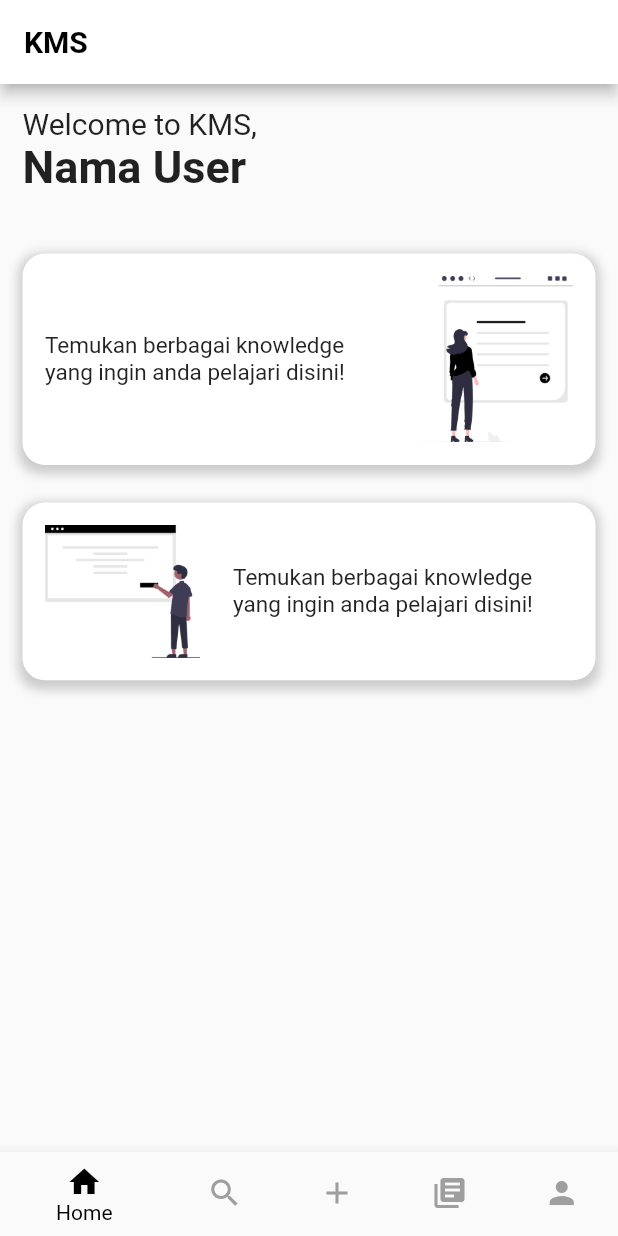
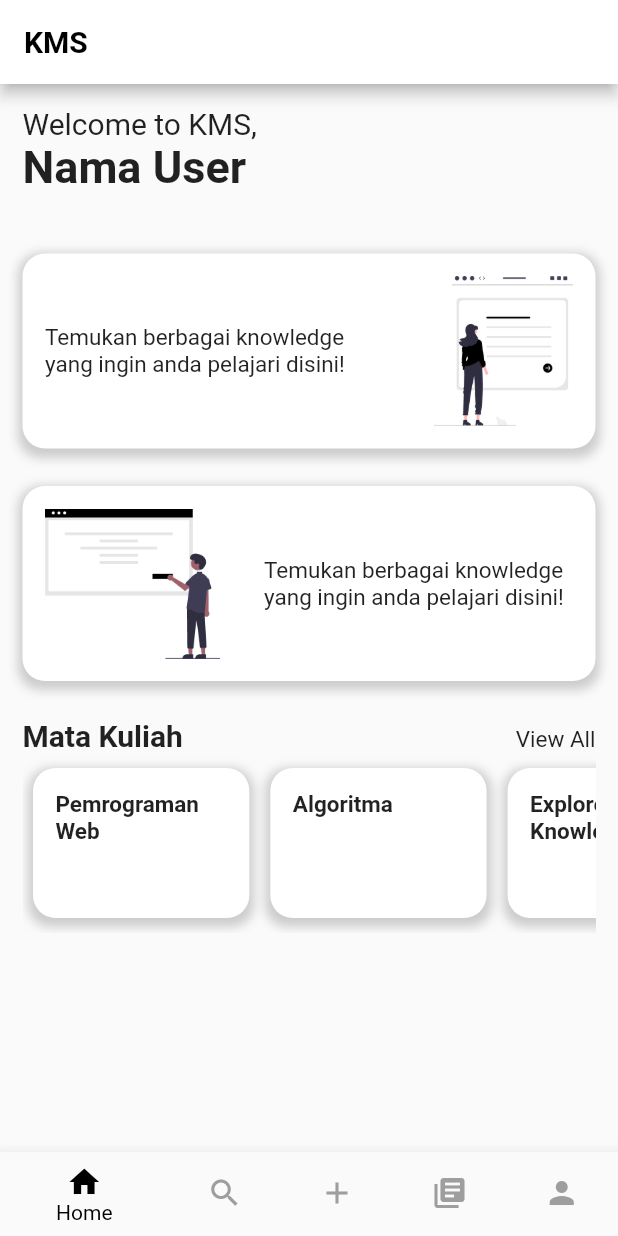
Before and after one commit to AlvinIndrawan/my_kms_repo, a Flutter app: the screen it shows after launch, on a phone screen of 412 x 824 dp. Run offline on Flutter 3.47's test engine with Material 2 defaults, Android fonts, the phone set to English and light mode, and no system bars.

Commit message:
Update Homepage UI

```diff
--- a/lib/main.dart
+++ b/lib/main.dart
@@ -13,6 +13,7 @@ class MyApp extends StatelessWidget {
     return MaterialApp(
       // Application name
       title: 'KMS',
+      debugShowCheckedModeBanner: false,
       // Application theme data, you can set the colors for the application as
       // you want
       theme: ThemeData(
--- a/lib/pages/home/home.dart
+++ b/lib/pages/home/home.dart
@@ -4,6 +4,7 @@ class Home extends StatelessWidget {
   @override
   Widget build(BuildContext context) {
     return ListView(
+      scrollDirection: Axis.vertical,
       padding: EdgeInsets.all(15),
       children: [
         Text(
@@ -40,7 +41,7 @@ class Home extends StatelessWidget {
           child: Row(
             children: [
               Container(
-                width: MediaQuery.of(context).size.width * 0.55,
+                width: MediaQuery.of(context).size.width * 0.5,
                 child: Text(
                   'Temukan berbagai knowledge yang ingin anda pelajari disini!',
                   style: TextStyle(
@@ -51,8 +52,9 @@ class Home extends StatelessWidget {
               Spacer(),
               Image.asset(
                 'assets/images/image1.png',
-                width: MediaQuery.of(context).size.width *
-                    0.25, // Set the height if needed
+                height: 100,
+                // width: MediaQuery.of(context).size.width *
+                //     0.25, // Set the height if needed
               )
             ],
           ),
@@ -79,12 +81,13 @@ class Home extends StatelessWidget {
             children: [
               Image.asset(
                 'assets/images/image2.png',
-                width: MediaQuery.of(context).size.width *
-                    0.25, // Set the height if needed
+                height: 100,
+                // width: MediaQuery.of(context).size.width *
+                //     0.25, // Set the height if needed
               ),
               Spacer(),
               Container(
-                width: MediaQuery.of(context).size.width * 0.55,
+                width: MediaQuery.of(context).size.width * 0.5,
                 child: Text(
                   'Temukan berbagai knowledge yang ingin anda pelajari disini!',
                   style: TextStyle(
@@ -94,7 +97,118 @@ class Home extends StatelessWidget {
               ),
             ],
           ),
-        )
+        ),
+        SizedBox(
+          height: 25,
+        ),
+        Row(
+          crossAxisAlignment: CrossAxisAlignment.end,
+          children: [
+            Text(
+              'Mata Kuliah',
+              style: TextStyle(
+                fontSize: 20,
+                fontWeight: FontWeight.bold,
+              ),
+            ),
+            Spacer(),
+            Text(
+              'View All',
+              style: TextStyle(
+                fontSize: 15,
+              ),
+            ),
+          ],
+        ),
+        SizedBox(
+          height: 120,
+          child: ListView(
+            scrollDirection: Axis.horizontal,
+            children: [
+              Container(
+                padding: EdgeInsets.all(15),
+                margin: EdgeInsets.symmetric(horizontal: 7, vertical: 10),
+                height: 100,
+                width: MediaQuery.of(context).size.width * 0.35,
+                decoration: BoxDecoration(
+                  color: Colors.white,
+                  borderRadius: BorderRadius.circular(
+                      15.0), // Set container background color
+                  boxShadow: [
+                    BoxShadow(
+                      color: Colors.grey.withOpacity(0.5), // Set shadow color
+                      spreadRadius: 3, // Set the spread radius of the shadow
+                      blurRadius: 5, // Set the blur radius of the shadow
+                      offset: Offset(0, 3), // Set the offset of the shadow
+                    ),
+                  ],
+                ),
+                child: Text(
+                  'Pemrograman Web',
+                  style: TextStyle(
+                    fontSize: 15,
+                    fontWeight: FontWeight.bold,
+                  ),
+                ),
+              ),
+              Container(
+                padding: EdgeInsets.all(15),
+                margin: EdgeInsets.symmetric(horizontal: 7, vertical: 10),
+                height: 100,
+                width: MediaQuery.of(context).size.width * 0.35,
+                decoration: BoxDecoration(
+                  color: Colors.white,
+                  borderRadius: BorderRadius.circular(
+                      15.0), // Set container background color
+                  boxShadow: [
+                    BoxShadow(
+                      color: Colors.grey.withOpacity(0.5), // Set shadow color
+                      spreadRadius: 3, // Set the spread radius of the shadow
+                      blurRadius: 5, // Set the blur radius of the shadow
+                      offset: Offset(0, 3), // Set the offset of the shadow
+                    ),
+                  ],
+                ),
+                child: Text(
+                  'Algoritma',
+                  style: TextStyle(
+                    fontSize: 15,
+                    fontWeight: FontWeight.bold,
+                  ),
+                ),
+              ),
+              Container(
+                padding: EdgeInsets.all(15),
+                margin: EdgeInsets.symmetric(horizontal: 7, vertical: 10),
+                height: 100,
+                width: MediaQuery.of(context).size.width * 0.35,
+                decoration: BoxDecoration(
+                  color: Colors.white,
+                  borderRadius: BorderRadius.circular(
+                      15.0), // Set container background color
+                  boxShadow: [
+                    BoxShadow(
+                      color: Colors.grey.withOpacity(0.5), // Set shadow color
+                      spreadRadius: 3, // Set the spread radius of the shadow
+                      blurRadius: 5, // Set the blur radius of the shadow
+                      offset: Offset(0, 3), // Set the offset of the shadow
+                    ),
+                  ],
+                ),
+                child: Text(
+                  'Explore Knowledge',
+                  style: TextStyle(
+                    fontSize: 15,
+                    fontWeight: FontWeight.bold,
+                  ),
+                ),
+              ),
+            ],
+          ),
+        ),
+        SizedBox(
+          height: 25,
+        ),
       ],
     );
   }
```
